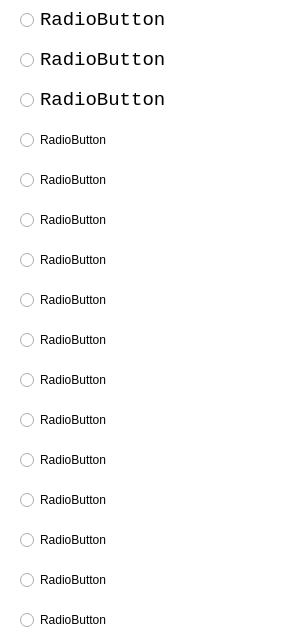
Qt form app/edit_gift/gui/dialog/single_select_ui.ui (WanKaKa/IjsGiftWall) before a commit.
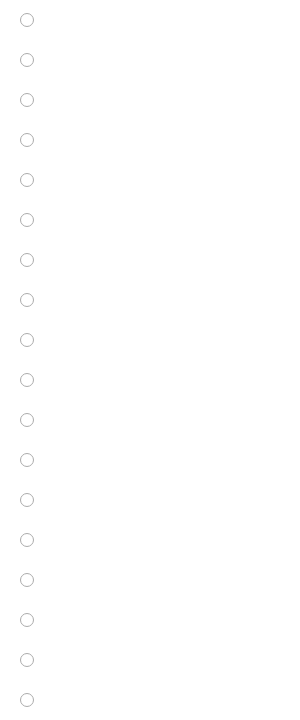
The same form after that commit.

What changed in the file:
```diff
--- a/app/edit_gift/gui/dialog/single_select_ui.ui
+++ b/app/edit_gift/gui/dialog/single_select_ui.ui
@@ -7,19 +7,19 @@
     <x>0</x>
     <y>0</y>
     <width>300</width>
-    <height>640</height>
+    <height>720</height>
    </rect>
   </property>
   <property name="minimumSize">
    <size>
     <width>300</width>
-    <height>640</height>
+    <height>720</height>
    </size>
   </property>
   <property name="maximumSize">
    <size>
     <width>300</width>
-    <height>640</height>
+    <height>840</height>
    </size>
   </property>
   <property name="windowTitle">
@@ -44,7 +44,7 @@
     </font>
    </property>
    <property name="text">
-    <string>RadioButton</string>
+    <string/>
    </property>
   </widget>
   <widget class="QRadioButton" name="radioButton_2">
@@ -63,7 +63,7 @@
     </font>
    </property>
    <property name="text">
-    <string>RadioButton</string>
+    <string/>
    </property>
   </widget>
   <widget class="QRadioButton" name="radioButton_3">
@@ -88,7 +88,7 @@
     <string notr="true">font: 14pt &quot;Consolas&quot;;</string>
    </property>
    <property name="text">
-    <string>RadioButton</string>
+    <string/>
    </property>
   </widget>
   <widget class="QRadioButton" name="radioButton_4">
@@ -104,7 +104,7 @@
     <string notr="true">font: 14pt &quot;Consolas&quot;;</string>
    </property>
    <property name="text">
-    <string>RadioButton</string>
+    <string/>
    </property>
   </widget>
   <widget class="QRadioButton" name="radioButton_5">
@@ -120,7 +120,7 @@
     <string notr="true">font: 14pt &quot;Consolas&quot;;</string>
    </property>
    <property name="text">
-    <string>RadioButton</string>
+    <string/>
    </property>
   </widget>
   <widget class="QRadioButton" name="radioButton_6">
@@ -136,7 +136,7 @@
     <string notr="true">font: 14pt &quot;Consolas&quot;;</string>
    </property>
    <property name="text">
-    <string>RadioButton</string>
+    <string/>
    </property>
   </widget>
   <widget class="QRadioButton" name="radioButton_7">
@@ -152,7 +152,7 @@
     <string notr="true">font: 14pt &quot;Consolas&quot;;</string>
    </property>
    <property name="text">
-    <string>RadioButton</string>
+    <string/>
    </property>
   </widget>
   <widget class="QRadioButton" name="radioButton_8">
@@ -168,7 +168,7 @@
     <string notr="true">font: 14pt &quot;Consolas&quot;;</string>
    </property>
    <property name="text">
-    <string>RadioButton</string>
+    <string/>
    </property>
   </widget>
   <widget class="QRadioButton" name="radioButton_9">
@@ -184,7 +184,7 @@
     <string notr="true">font: 14pt &quot;Consolas&quot;;</string>
    </property>
    <property name="text">
-    <string>RadioButton</string>
+    <string/>
    </property>
   </widget>
   <widget class="QRadioButton" name="radioButton_10">
@@ -200,7 +200,7 @@
     <string notr="true">font: 14pt &quot;Consolas&quot;;</string>
    </property>
    <property name="text">
-    <string>RadioButton</string>
+    <string/>
    </property>
   </widget>
   <widget class="QRadioButton" name="radioButton_11">
@@ -216,7 +216,7 @@
     <string notr="true">font: 14pt &quot;Consolas&quot;;</string>
    </property>
    <property name="text">
-    <string>RadioButton</string>
+    <string/>
    </property>
   </widget>
   <widget class="QRadioButton" name="radioButton_12">
@@ -232,7 +232,7 @@
     <string notr="true">font: 14pt &quot;Consolas&quot;;</string>
    </property>
    <property name="text">
-    <string>RadioButton</string>
+    <string/>
    </property>
   </widget>
   <widget class="QRadioButton" name="radioButton_13">
@@ -248,7 +248,7 @@
     <string notr="true">font: 14pt &quot;Consolas&quot;;</string>
    </property>
    <property name="text">
-    <string>RadioButton</string>
+    <string/>
    </property>
   </widget>
   <widget class="QRadioButton" name="radioButton_14">
@@ -264,7 +264,7 @@
     <string notr="true">font: 14pt &quot;Consolas&quot;;</string>
    </property>
    <property name="text">
-    <string>RadioButton</string>
+    <string/>
    </property>
   </widget>
   <widget class="QRadioButton" name="radioButton_15">
@@ -280,7 +280,7 @@
     <string notr="true">font: 14pt &quot;Consolas&quot;;</string>
    </property>
    <property name="text">
-    <string>RadioButton</string>
+    <string/>
    </property>
   </widget>
   <widget class="QRadioButton" name="radioButton_16">
@@ -296,7 +296,39 @@
     <string notr="true">font: 14pt &quot;Consolas&quot;;</string>
    </property>
    <property name="text">
-    <string>RadioButton</string>
+    <string/>
+   </property>
+  </widget>
+  <widget class="QRadioButton" name="radioButton_17">
+   <property name="geometry">
+    <rect>
+     <x>20</x>
+     <y>640</y>
+     <width>260</width>
+     <height>40</height>
+    </rect>
+   </property>
+   <property name="styleSheet">
+    <string notr="true">font: 14pt &quot;Consolas&quot;;</string>
+   </property>
+   <property name="text">
+    <string/>
+   </property>
+  </widget>
+  <widget class="QRadioButton" name="radioButton_18">
+   <property name="geometry">
+    <rect>
+     <x>20</x>
+     <y>680</y>
+     <width>260</width>
+     <height>40</height>
+    </rect>
+   </property>
+   <property name="styleSheet">
+    <string notr="true">font: 14pt &quot;Consolas&quot;;</string>
+   </property>
+   <property name="text">
+    <string/>
    </property>
   </widget>
  </widget>
```
